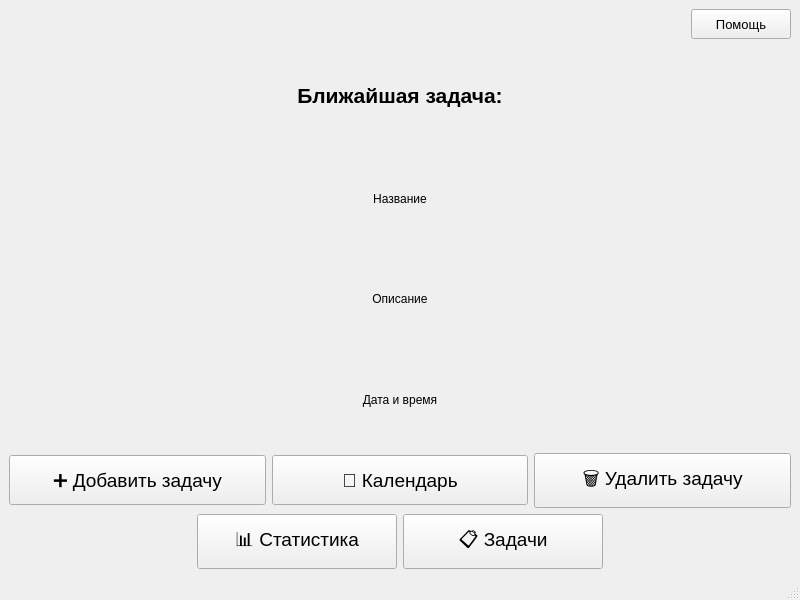
This is mainwindow.ui in uz3ix/ToDoApp as Qt 5 draws it before an edit. The edited form follows.
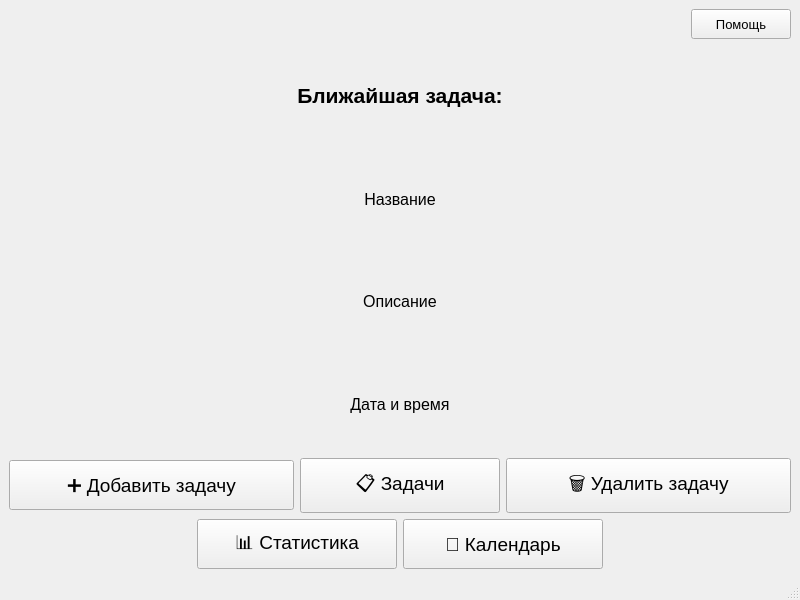
This is the edited form.

What changed in the file:
```diff
--- a/mainwindow.ui
+++ b/mainwindow.ui
@@ -92,6 +92,11 @@
       </property>
       <item>
        <widget class="QLabel" name="nearestTaskName_label">
+        <property name="font">
+         <font>
+          <pointsize>12</pointsize>
+         </font>
+        </property>
         <property name="text">
          <string>Название</string>
         </property>
@@ -102,6 +107,11 @@
       </item>
       <item>
        <widget class="QLabel" name="nearestTaskDescription_label">
+        <property name="font">
+         <font>
+          <pointsize>12</pointsize>
+         </font>
+        </property>
         <property name="text">
          <string>Описание</string>
         </property>
@@ -112,6 +122,11 @@
       </item>
       <item>
        <widget class="QLabel" name="nearestTaskDate_label">
+        <property name="font">
+         <font>
+          <pointsize>12</pointsize>
+         </font>
+        </property>
         <property name="text">
          <string>Дата и время</string>
         </property>
@@ -123,7 +138,7 @@
      </layout>
     </item>
     <item>
-     <layout class="QHBoxLayout" name="buttonsLayout" stretch="1,1,1">
+     <layout class="QHBoxLayout" name="buttonsLayout" stretch="1,0,1">
       <item>
        <widget class="QPushButton" name="pushBut_addWindow">
         <property name="sizePolicy">
@@ -147,7 +162,7 @@
        </widget>
       </item>
       <item>
-       <widget class="QPushButton" name="pushButton_toCalendarWindow">
+       <widget class="QPushButton" name="pushButton_Tasks">
         <property name="sizePolicy">
          <sizepolicy hsizetype="Preferred" vsizetype="Fixed">
           <horstretch>0</horstretch>
@@ -164,7 +179,7 @@
          <string notr="true">font-size: 14pt; padding: 10px;</string>
         </property>
         <property name="text">
-         <string>📅 Календарь</string>
+         <string>📋 Задачи</string>
         </property>
        </widget>
       </item>
@@ -230,7 +245,7 @@
        </widget>
       </item>
       <item>
-       <widget class="QPushButton" name="pushButton_Tasks">
+       <widget class="QPushButton" name="pushButton_toCalendarWindow">
         <property name="sizePolicy">
          <sizepolicy hsizetype="Preferred" vsizetype="Fixed">
           <horstretch>0</horstretch>
@@ -247,7 +262,7 @@
          <string notr="true">font-size: 14pt; padding: 10px;</string>
         </property>
         <property name="text">
-         <string>📋 Задачи</string>
+         <string>📅 Календарь</string>
         </property>
        </widget>
       </item>
```
